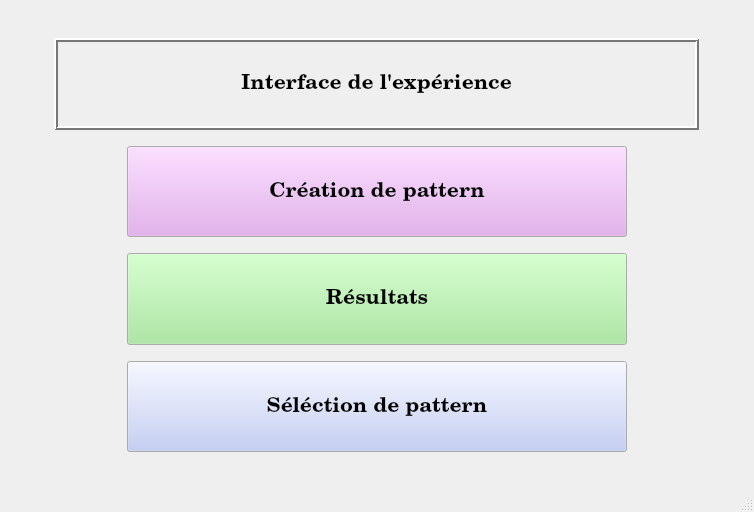
First picture: the form in QT/Interface/interface.ui, repository qserdel/projet-industriel-roborongeurs, before the edit.
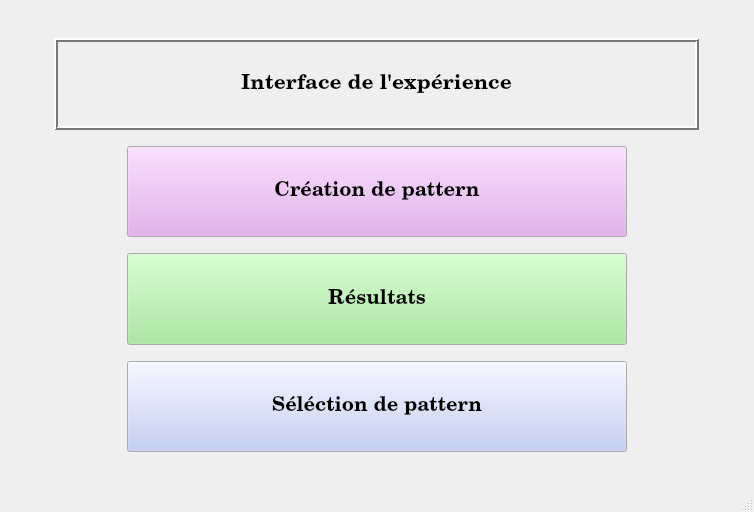
Second picture: the form after the edit. The open tabs and pages were chosen to show the change. Icons and pictures are not drawn.

What changed in the file:
```diff
--- a/QT/Interface/interface.ui
+++ b/QT/Interface/interface.ui
@@ -439,7 +439,7 @@
       <property name="font">
        <font>
         <family>Century Schoolbook L</family>
-        <pointsize>17</pointsize>
+        <pointsize>16</pointsize>
         <weight>75</weight>
         <bold>true</bold>
         <stylestrategy>PreferDefault</stylestrategy>
@@ -575,7 +575,7 @@
           <property name="font">
            <font>
             <family>Century Schoolbook L</family>
-            <pointsize>16</pointsize>
+            <pointsize>15</pointsize>
             <weight>75</weight>
             <bold>true</bold>
            </font>
@@ -666,7 +666,7 @@
           <property name="font">
            <font>
             <family>Century Schoolbook L</family>
-            <pointsize>16</pointsize>
+            <pointsize>15</pointsize>
             <weight>75</weight>
             <bold>true</bold>
            </font>
@@ -733,7 +733,7 @@
           <property name="font">
            <font>
             <family>Century Schoolbook L</family>
-            <pointsize>16</pointsize>
+            <pointsize>15</pointsize>
             <weight>75</weight>
             <italic>false</italic>
             <bold>true</bold>
```
Left out of the diff: 2 changed lines with no effect on the pictures.
